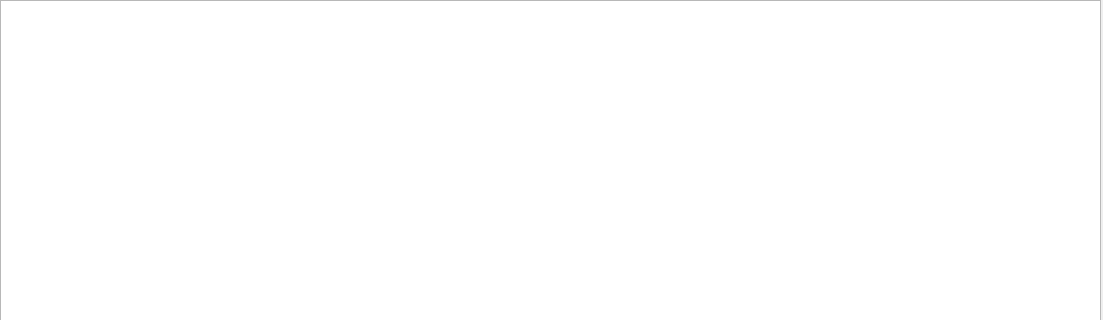
Above: UIs/TEXT.ui from Cheshuyka/BookFoU before the change; both pictures show x 0 to 1103 and y 0 to 320 of the 1103 by 900 pixel window. Below: the same form after it.
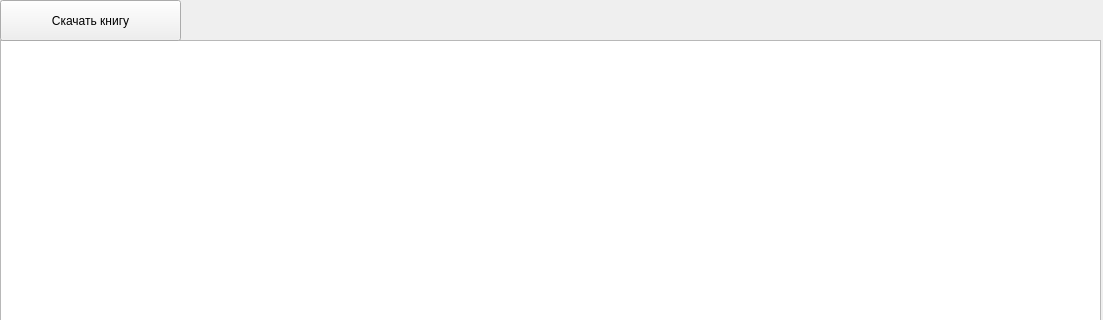
That is the form after the change.

What changed in the file:
```diff
--- a/UIs/TEXT.ui
+++ b/UIs/TEXT.ui
@@ -17,12 +17,25 @@
    <property name="geometry">
     <rect>
      <x>0</x>
-     <y>0</y>
+     <y>40</y>
      <width>1101</width>
-     <height>901</height>
+     <height>861</height>
     </rect>
    </property>
   </widget>
+  <widget class="QPushButton" name="save_btn">
+   <property name="geometry">
+    <rect>
+     <x>0</x>
+     <y>0</y>
+     <width>181</width>
+     <height>41</height>
+    </rect>
+   </property>
+   <property name="text">
+    <string>Скачать книгу</string>
+   </property>
+  </widget>
  </widget>
  <resources/>
  <connections/>
```
